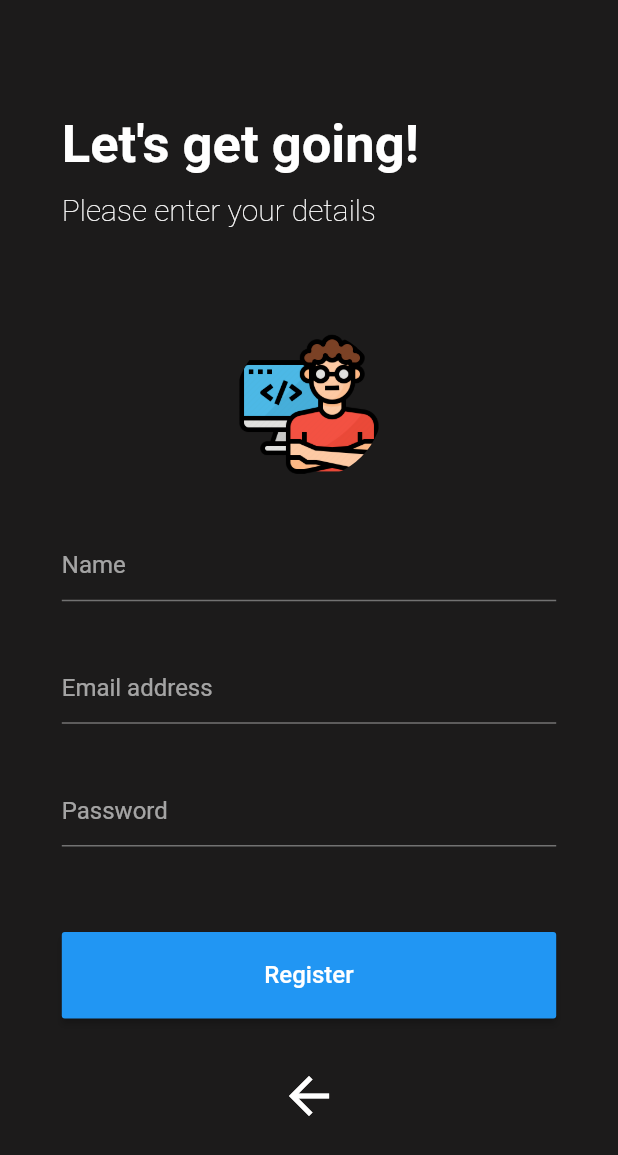
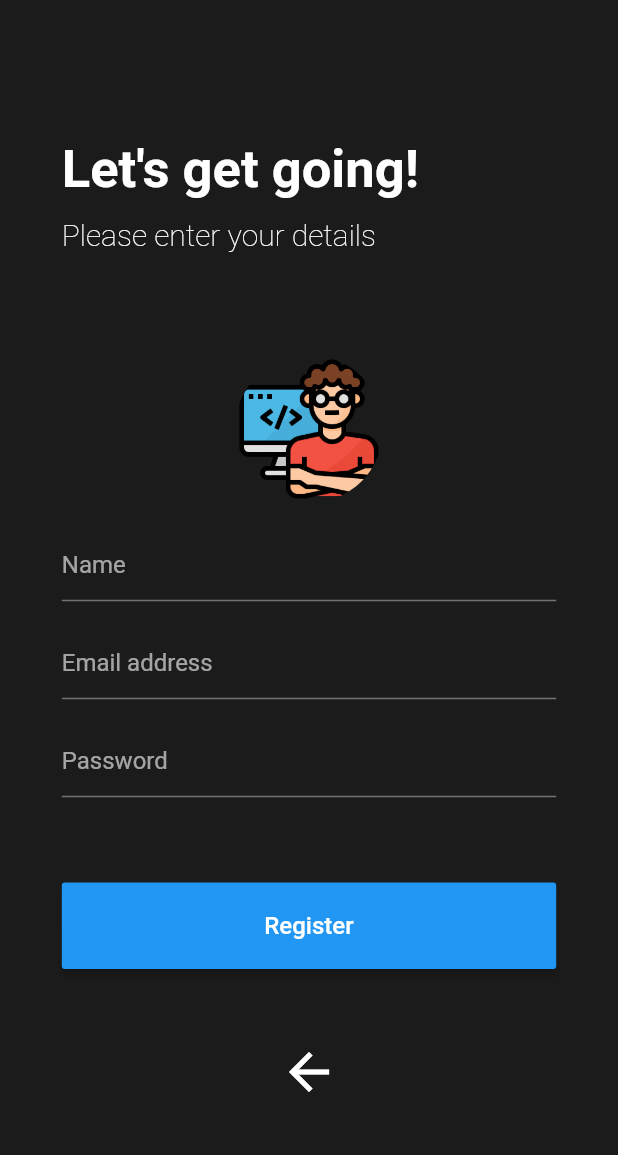
Before and after one commit to JanDongGun/Chatify-Chat-App, a Flutter app: the RegisPage screen opened by its route, on a phone screen of 412 x 824 dp. Shown: the top 1155 px of the screen. Run offline on Flutter 3.47's test engine with Material 2 defaults, Android fonts, the phone set to English and light mode, and no system bars; our stand-ins replace cloud_firestore, firebase_auth, firebase_core, firebase_storage, flutter_spinkit, image_picker and 1 more; accounts and stored records are empty.

Commit message:
fix error bottom  regis page

```diff
--- a/lib/pages/regis_page.dart
+++ b/lib/pages/regis_page.dart
@@ -99,8 +99,9 @@ class _RegisPageState extends State<RegisPage> {
   }
 
   Widget _inputForm() {
-    return Container(
-      height: _deviceHeight * 0.5,
+    return Flexible(
+      child: Container(
+        height: _deviceHeight * 0.4,
         child: Form(
           key: _globalKey,
           onChanged: () {
@@ -116,6 +117,7 @@ class _RegisPageState extends State<RegisPage> {
               _emailTextField(),
               _passwordTextField(),
             ],
+          ),
         ),
       ),
     );
@@ -152,7 +154,8 @@ class _RegisPageState extends State<RegisPage> {
   }
 
   Widget _nameTextField() {
-    return TextFormField(
+    return Flexible(
+      child: TextFormField(
         autocorrect: false,
         style: TextStyle(color: Colors.white),
         validator: (_input) {
@@ -170,11 +173,13 @@ class _RegisPageState extends State<RegisPage> {
             borderSide: BorderSide(color: Colors.white),
           ),
         ),
+      ),
     );
   }
 
   Widget _emailTextField() {
-    return TextFormField(
+    return Flexible(
+      child: TextFormField(
         autocorrect: false,
         style: TextStyle(color: Colors.white),
         validator: (_input) {
@@ -194,11 +199,13 @@ class _RegisPageState extends State<RegisPage> {
             borderSide: BorderSide(color: Colors.white),
           ),
         ),
+      ),
     );
   }
 
   Widget _passwordTextField() {
-    return TextFormField(
+    return Flexible(
+      child: TextFormField(
         autocorrect: false,
         obscureText: true,
         style: TextStyle(color: Colors.white),
@@ -215,6 +222,7 @@ class _RegisPageState extends State<RegisPage> {
           hintText: 'Password',
           focusedBorder: UnderlineInputBorder(
             borderSide: BorderSide(color: Colors.white),
+          ),
         ),
       ),
     );
```
Lines whose indentation alone changed are shown as unchanged.
